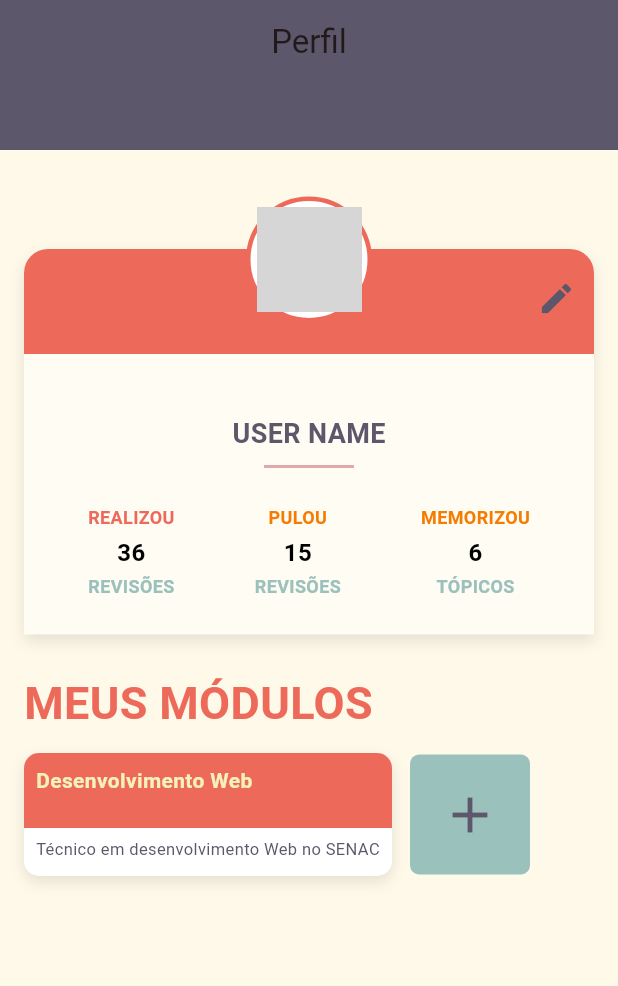
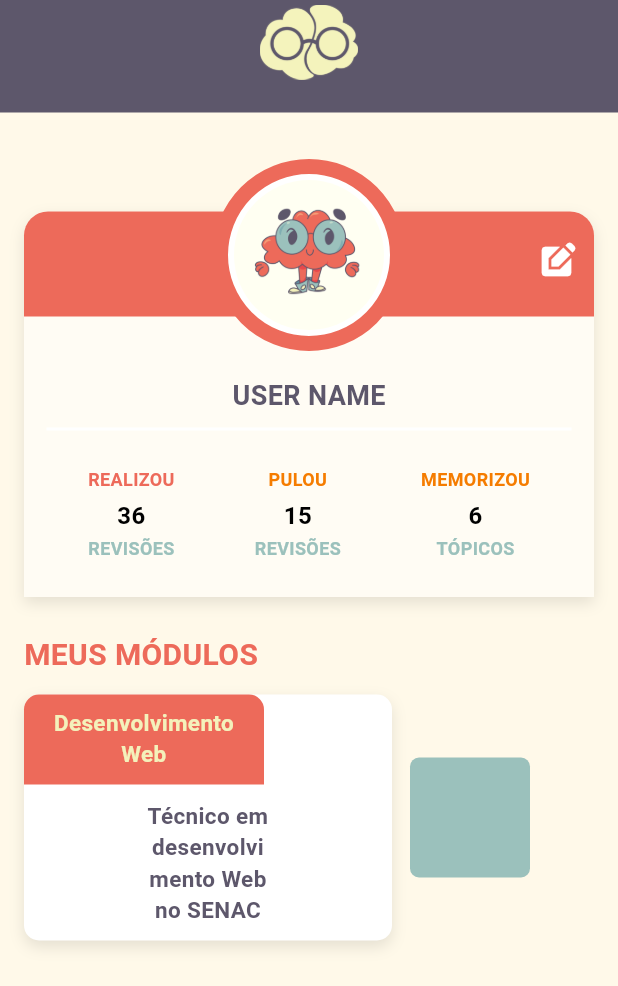
Before and after one commit to BexTheFrog/herbie, a Flutter app: the screen it shows after launch, on a phone screen of 412 x 824 dp. Shown: the top 986 px of the screen. Run offline on Flutter 3.47's test engine with Material 3 defaults, Android fonts, the phone set to English and light mode, and no system bars; grey boxes are pictures that could not be loaded.

Commit message:
atualizacao da pagina de perfil

```diff
--- a/lib/pages/profile.dart
+++ b/lib/pages/profile.dart
@@ -12,25 +12,27 @@ class ProfilePage extends StatelessWidget {
     return Scaffold(
       backgroundColor: Color(0xFFFFF9E9),
       appBar: PreferredSize(
-        preferredSize: Size.fromHeight(100),
+        preferredSize: Size.fromHeight(75),
         child: AppBar(
           backgroundColor: Color(0xFF5D576B),
           centerTitle: true,
-          title: Text('Perfil'),
+          title: Image.asset(
+            'assets/images/logo.png',
+            height: 50,
           ),
         ),
-
+      ),
       body: SingleChildScrollView(
         padding: EdgeInsets.all(16),
         child: Center(
           child: ConstrainedBox(
-            constraints: BoxConstraints(maxWidth: 600),
+            constraints: BoxConstraints(maxWidth: 500),
             child: Column(
               crossAxisAlignment: CrossAxisAlignment.center,
               children: [
                 SizedBox(height: 50),
 
-                // Container principal do perfil com bordas arredondadas só na parte superior
+                // Container do perfil
                 Container(
                   margin: EdgeInsets.only(bottom: 24),
                   decoration: BoxDecoration(
@@ -54,6 +56,7 @@ class ProfilePage extends StatelessWidget {
                         alignment: Alignment.center,
                         clipBehavior: Clip.none,
                         children: [
+                          // Barra colorida topo
                           Container(
                             height: 70,
                             decoration: BoxDecoration(
@@ -64,6 +67,7 @@ class ProfilePage extends StatelessWidget {
                               ),
                             ),
                           ),
+                          // Avatar circular
                           Positioned(
                             top: -35,
                             child: Container(
@@ -73,25 +77,38 @@ class ProfilePage extends StatelessWidget {
                                 color: Colors.white,
                                 border: Border.all(
                                   color: Color(0xFFED6A5A),
-                                  width: 3,
+                                  width: 10,
                                 ),
                               ),
+                              child: Semantics(
+                                label: 'User avatar',
                                 child: CircleAvatar(
-                                radius: 35,
-                                backgroundImage: NetworkImage(
-                                  'https://img.freepik.com/vetores-gratis/ilustracao-desenhada-a-mao-dos-desenhos-animados-do-cerebro_52683-126692.jpg?semt=ais_hybrid&w=740&q=80',
-                                ),
+                                  radius: 50,
+                                  backgroundImage:
+                                      AssetImage("assets/images/avatar.png"),
                                   backgroundColor: Colors.transparent,
                                 ),
                               ),
                             ),
+                          ),
+                          // Ícone de editar clicável
                           Positioned(
                             right: 12,
                             top: 20,
+                            child: InkWell(
+                              borderRadius: BorderRadius.circular(4),
+                              onTap: () {
+                                ScaffoldMessenger.of(context).showSnackBar(
+                                  SnackBar(
+                                    content: Text('Editar perfil clicado!'),
+                                  ),
+                                );
+                              },
                               child: Icon(
-                              Icons.edit,
-                              color: Color(0xFF5D576B),
+                                Icons.edit_square,
+                                color: Colors.white,
                                 size: 26,
+                              ),
                             ),
                           ),
                         ],
@@ -108,8 +125,8 @@ class ProfilePage extends StatelessWidget {
                       SizedBox(height: 8),
                       Container(
                         height: 2,
-                        width: 60,
-                        color: Color.fromARGB(255, 224, 170, 170),
+                        width: 350,
+                        color: Color.fromARGB(255, 255, 255, 255),
                       ),
                       SizedBox(height: 16),
                       Padding(
@@ -149,7 +166,6 @@ class ProfilePage extends StatelessWidget {
                   ),
                 ),
 
-                // --- MEUS MÓDULOS ---
                 Align(
                   alignment: Alignment.centerLeft,
                   child: Text(
@@ -157,7 +173,7 @@ class ProfilePage extends StatelessWidget {
                     style: TextStyle(
                       color: Color(0xFFED6A5A),
                       fontWeight: FontWeight.bold,
-                      fontSize: 30,
+                      fontSize: 20,
                     ),
                   ),
                 ),
@@ -183,9 +199,9 @@ class ProfilePage extends StatelessWidget {
                           crossAxisAlignment: CrossAxisAlignment.start,
                           children: [
                             Container(
-              width: 250,
-              height: 50,
-              padding: EdgeInsets.all(8), // menos padding para reduzir espaço
+                              width: 160 ,
+                              height: 60,
+                              padding: EdgeInsets.all(8),
                               decoration: BoxDecoration(
                                 color: const Color(0xFFED6A5A),
                                 borderRadius: BorderRadius.only(
@@ -195,25 +211,28 @@ class ProfilePage extends StatelessWidget {
                               ),
                               child: Text(
                                 'Desenvolvimento Web',
+                                textAlign: TextAlign.center,
                                 style: TextStyle(
                                   color: Color(0xFFF4F1BB),
                                   fontWeight: FontWeight.bold,
-                  fontSize: 14, // reduzir um pouco o tamanho da fonte
+                                  fontSize: 15,
                                 ),
                               ),
                             ),
-            SizedBox(height: 6), // menos espaço
+                            SizedBox(height: 10),
                             Padding(
-              padding: const EdgeInsets.symmetric(horizontal: 8),
+                              padding: const EdgeInsets.symmetric(horizontal: 80),
                               child: Text(
                                 'Técnico em desenvolvimento Web no SENAC',
+                                textAlign: TextAlign.center,
                                 style: TextStyle(
+                                  fontWeight: FontWeight.bold,
                                   color: Color(0xFF5D576B),
-                  fontSize: 11, // fonte menor
+                                  fontSize: 15,
                                 ),
                               ),
                             ),
-            SizedBox(height: 10), // menos espaço
+                            SizedBox(height: 10),
                           ],
                         ),
                       ),
@@ -221,6 +240,14 @@ class ProfilePage extends StatelessWidget {
                     SizedBox(width: 12),
                     Flexible(
                       flex: 1,
+                      child: GestureDetector(
+                        onTap: () {
+                          ScaffoldMessenger.of(context).showSnackBar(
+                            SnackBar(
+                              content: Text('Adicionar novo módulo clicado!'),
+                            ),
+                          );
+                        },
                         child: Container(
                           width: 80,
                           height: 80,
@@ -228,16 +255,12 @@ class ProfilePage extends StatelessWidget {
                             color: Color(0xFF9BC1BC),
                             borderRadius: BorderRadius.circular(6),
                           ),
-        child: Icon(
-          Icons.add,
-          size: 40,
-          color: Color(0xFF5D576B),
+
                         ),
                       ),
                     ),
                   ],
-)
-
+                ),
               ],
             ),
           ),
--- a/pubspec.yaml
+++ b/pubspec.yaml
@@ -56,6 +56,10 @@ flutter:
   # included with your application, so that you can use the icons in
   # the material Icons class.
   uses-material-design: true
+  assets:
+    - assets/images/
+    - assets/images/avatar.png
+
 
   # To add assets to your application, add an assets section, like this:
   # assets:
```
Also changed, not shown: assets/images/avatar.png (added), assets/images/logo.png (added). Lines whose indentation alone changed are shown as unchanged.
